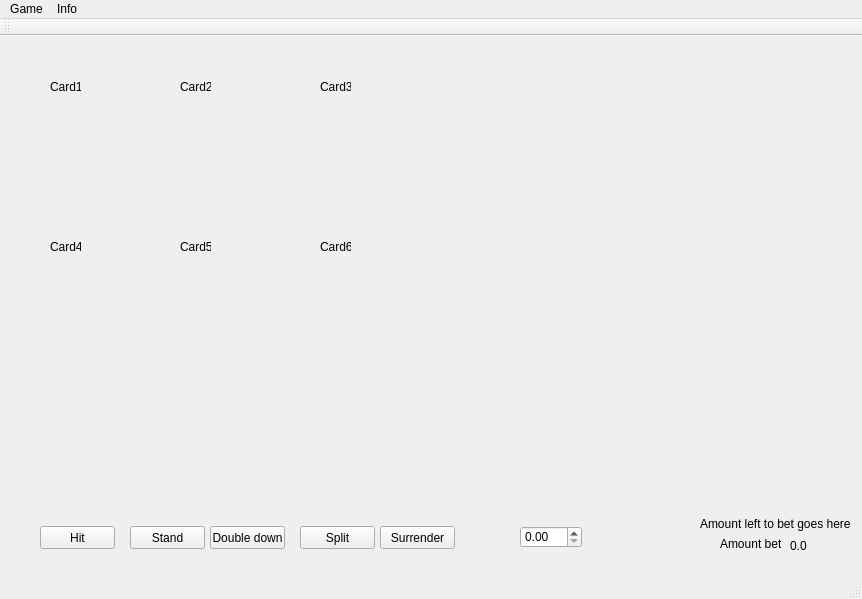
Old version of the form BlackJackQT/mainwindow.ui in the repository TSTCSoftwareDevelopmentMarshall/BlackJack.
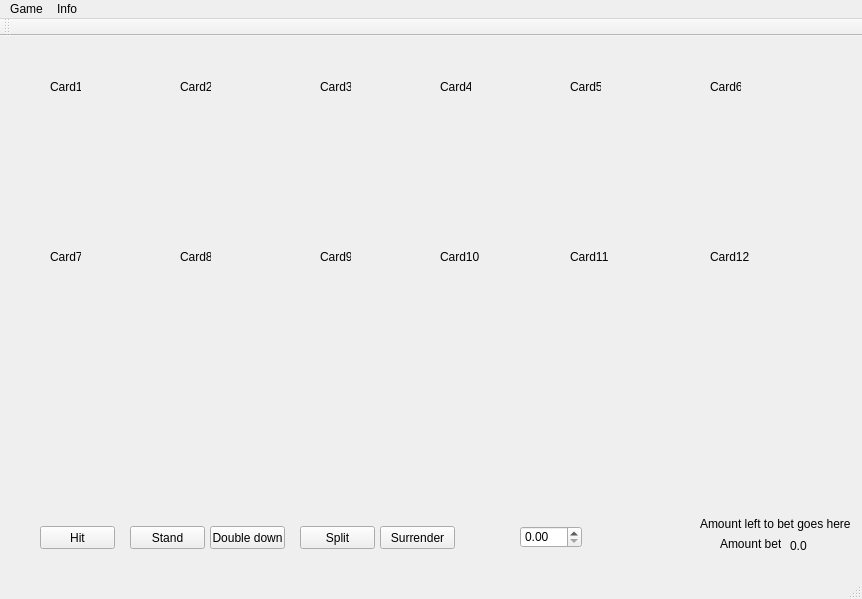
New version of the form.

Commit message: Added some functionality to the Hit button -still unfinished

Diff of the .ui file:
```diff
--- a/BlackJackQT/mainwindow.ui
+++ b/BlackJackQT/mainwindow.ui
@@ -170,8 +170,8 @@
    <widget class="QLabel" name="imgLblCard4">
     <property name="geometry">
      <rect>
-      <x>50</x>
-      <y>200</y>
+      <x>440</x>
+      <y>40</y>
       <width>31</width>
       <height>21</height>
      </rect>
@@ -183,8 +183,8 @@
    <widget class="QLabel" name="imgLblCard6">
     <property name="geometry">
      <rect>
-      <x>320</x>
-      <y>200</y>
+      <x>710</x>
+      <y>40</y>
       <width>31</width>
       <height>21</height>
      </rect>
@@ -196,8 +196,8 @@
    <widget class="QLabel" name="imgLblCard5">
     <property name="geometry">
      <rect>
-      <x>180</x>
-      <y>200</y>
+      <x>570</x>
+      <y>40</y>
       <width>31</width>
       <height>21</height>
      </rect>
@@ -206,6 +206,84 @@
      <string>Card5</string>
     </property>
    </widget>
+   <widget class="QLabel" name="imgLblCard12">
+    <property name="geometry">
+     <rect>
+      <x>710</x>
+      <y>210</y>
+      <width>41</width>
+      <height>21</height>
+     </rect>
+    </property>
+    <property name="text">
+     <string>Card12</string>
+    </property>
+   </widget>
+   <widget class="QLabel" name="imgLblCard9">
+    <property name="geometry">
+     <rect>
+      <x>320</x>
+      <y>210</y>
+      <width>31</width>
+      <height>21</height>
+     </rect>
+    </property>
+    <property name="text">
+     <string>Card9</string>
+    </property>
+   </widget>
+   <widget class="QLabel" name="imgLblCard7">
+    <property name="geometry">
+     <rect>
+      <x>50</x>
+      <y>210</y>
+      <width>31</width>
+      <height>21</height>
+     </rect>
+    </property>
+    <property name="text">
+     <string>Card7</string>
+    </property>
+   </widget>
+   <widget class="QLabel" name="imgLblCard8">
+    <property name="geometry">
+     <rect>
+      <x>180</x>
+      <y>210</y>
+      <width>31</width>
+      <height>21</height>
+     </rect>
+    </property>
+    <property name="text">
+     <string>Card8</string>
+    </property>
+   </widget>
+   <widget class="QLabel" name="imgLblCard10">
+    <property name="geometry">
+     <rect>
+      <x>440</x>
+      <y>210</y>
+      <width>41</width>
+      <height>21</height>
+     </rect>
+    </property>
+    <property name="text">
+     <string>Card10</string>
+    </property>
+   </widget>
+   <widget class="QLabel" name="imgLblCard11">
+    <property name="geometry">
+     <rect>
+      <x>570</x>
+      <y>210</y>
+      <width>41</width>
+      <height>21</height>
+     </rect>
+    </property>
+    <property name="text">
+     <string>Card11</string>
+    </property>
+   </widget>
   </widget>
   <widget class="QMenuBar" name="menuBar">
    <property name="geometry">
```
The commit also changes 7 other files.
